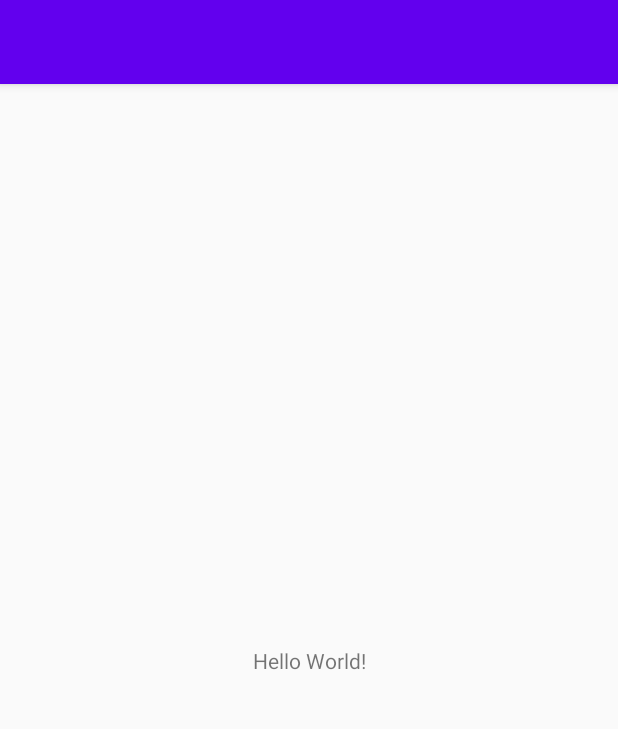
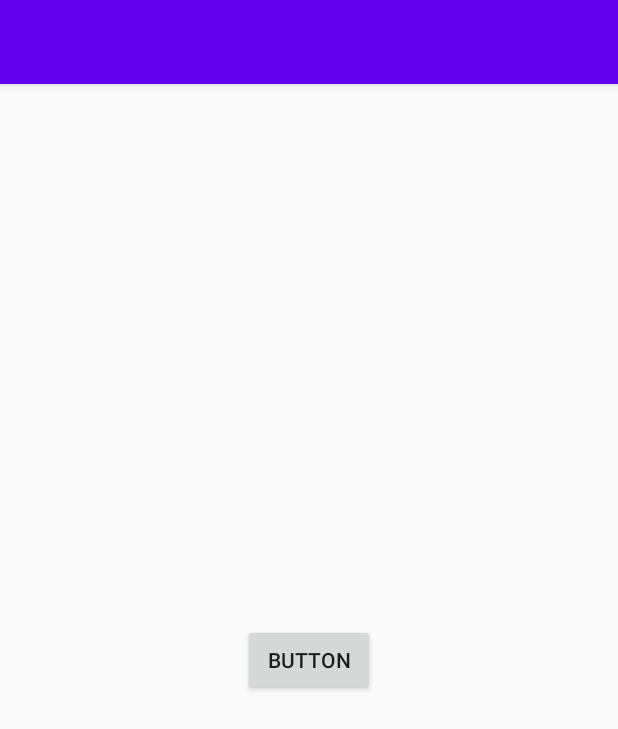
Before and after one commit to Diego-ex/SplashScreenApp, an Android app: the screen it shows after launch (MainActivity), on a phone screen of 412 x 824 dp. Shown: the top 729 px of the screen. Run offline under Robolectric (Android 15) with nearby library versions, the phone set to English and light mode, and no system bars.

Commit message:
Segundo Commit: boton de prueba de la App Punto Picada Proyecto

```diff
--- a/app/src/main/res/layout/activity_main.xml
+++ b/app/src/main/res/layout/activity_main.xml
@@ -6,13 +6,14 @@
     android:layout_height="match_parent"
     tools:context=".MainActivity">
 
-    <TextView
+    <Button
+        android:id="@+id/button"
         android:layout_width="wrap_content"
         android:layout_height="wrap_content"
-        android:text="Hello World!"
+        android:text="Button"
         app:layout_constraintBottom_toBottomOf="parent"
-        app:layout_constraintLeft_toLeftOf="parent"
-        app:layout_constraintRight_toRightOf="parent"
+        app:layout_constraintEnd_toEndOf="parent"
+        app:layout_constraintHorizontal_bias="0.5"
+        app:layout_constraintStart_toStartOf="parent"
         app:layout_constraintTop_toTopOf="parent" />
-
 </androidx.constraintlayout.widget.ConstraintLayout>
```
